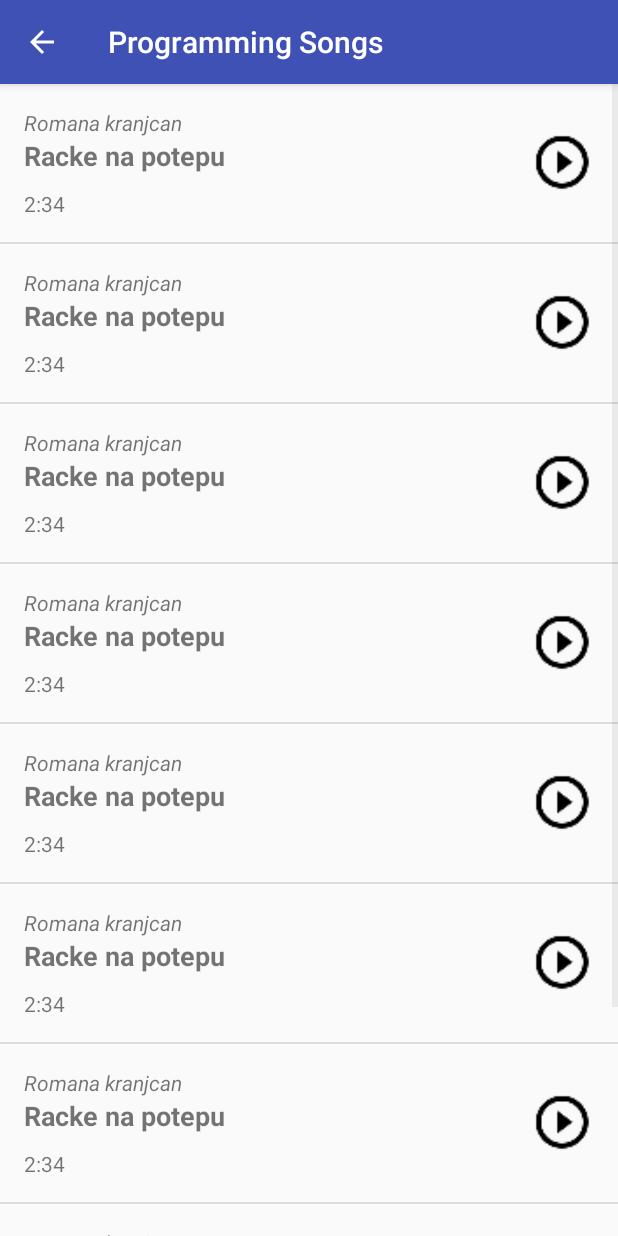
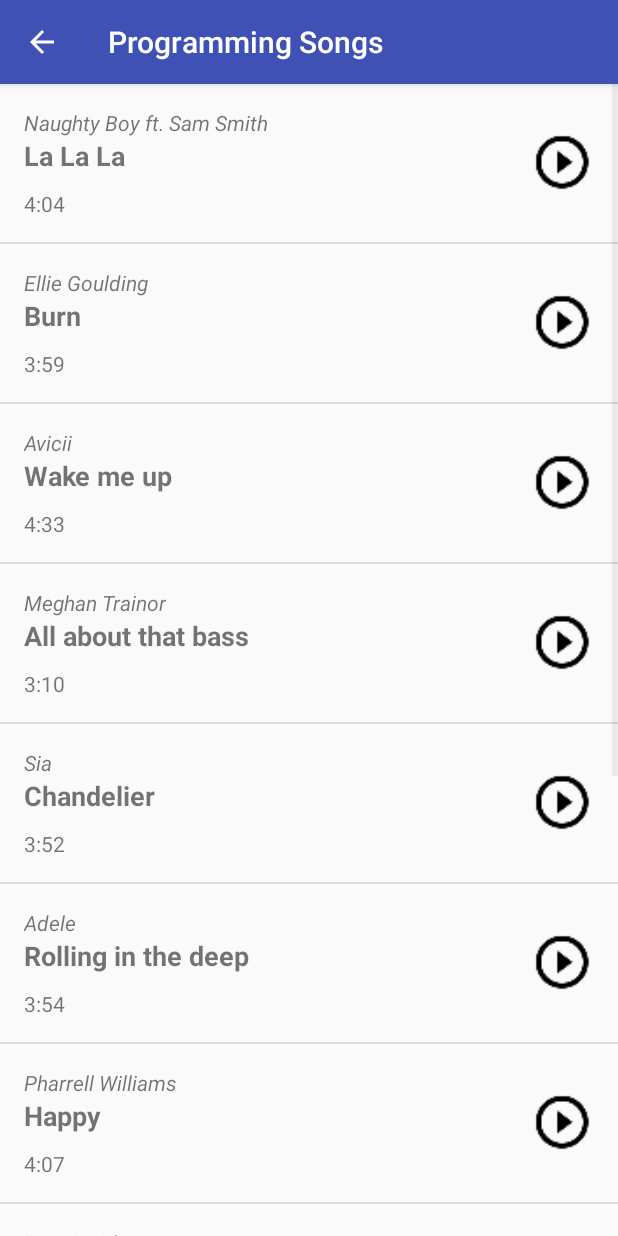
Before and after one commit to natasak/MusicalStructureApp, an Android app: the ProgrammingActivity screen opened directly, with no data from a screen before it, on a phone screen of 412 x 824 dp. Run offline under Robolectric (Android 15) with nearby library versions, the phone set to English and light mode, and no system bars.

Commit message:
Test - retrieve list item data and show it in new activity.

```diff
--- a/app/src/main/java/com/example/natasa/musicalstructureapp/ProgrammingActivity.java
+++ b/app/src/main/java/com/example/natasa/musicalstructureapp/ProgrammingActivity.java
@@ -21,15 +21,18 @@ public class ProgrammingActivity extends AppCompatActivity {
         // Create a list of songs
         ArrayList<Song> songs = new ArrayList<Song>();
 
-        songs.add(new Song("Romana kranjcan", "Racke na potepu", "2:34"));
-        songs.add(new Song("Romana kranjcan", "Racke na potepu", "2:34"));
-        songs.add(new Song("Romana kranjcan", "Racke na potepu", "2:34"));
-        songs.add(new Song("Romana kranjcan", "Racke na potepu", "2:34"));
-        songs.add(new Song("Romana kranjcan", "Racke na potepu", "2:34"));
-        songs.add(new Song("Romana kranjcan", "Racke na potepu", "2:34"));
-        songs.add(new Song("Romana kranjcan", "Racke na potepu", "2:34"));
-        songs.add(new Song("Romana kranjcan", "Racke na potepu", "2:34"));
-        songs.add(new Song("Romana kranjcan", "Racke na potepu", "2:34"));
+        songs.add(new Song("Naughty Boy ft. Sam Smith", "La La La", "4:04"));
+        songs.add(new Song("Ellie Goulding", "Burn", "3:59"));
+        songs.add(new Song("Avicii", "Wake me up", "4:33"));
+        songs.add(new Song("Meghan Trainor", "All about that bass", "3:10"));
+        songs.add(new Song("Sia", "Chandelier", "3:52"));
+        songs.add(new Song("Adele", "Rolling in the deep", "3:54"));
+        songs.add(new Song("Pharrell Williams", "Happy", "4:07"));
+        songs.add(new Song("Sam Smith", "I'm not the only one", "4:40"));
+        songs.add(new Song("The Script ft. will.i.am", "Hall of fame", "3:54"));
+        songs.add(new Song("Pentatonix", "Thrift shop", "3:29"));
+        songs.add(new Song("Blake Shelton", "Footloose", "4:25"));
+        songs.add(new Song("Nickelback", "If today was your last day", "4:06"));
 
 
         /** Create an {@link ArrayAdapter}, whose data source is a list of Strings. The
```
Also changed, not shown: app/src/main/java/com/example/natasa/musicalstructureapp/ChildrenActivity.java (+14 -3 lines), app/src/main/java/com/example/natasa/musicalstructureapp/NowPlayingActivity.java (+10 -0 lines), app/src/main/res/layout/now_playing.xml (+7 -2 lines).
